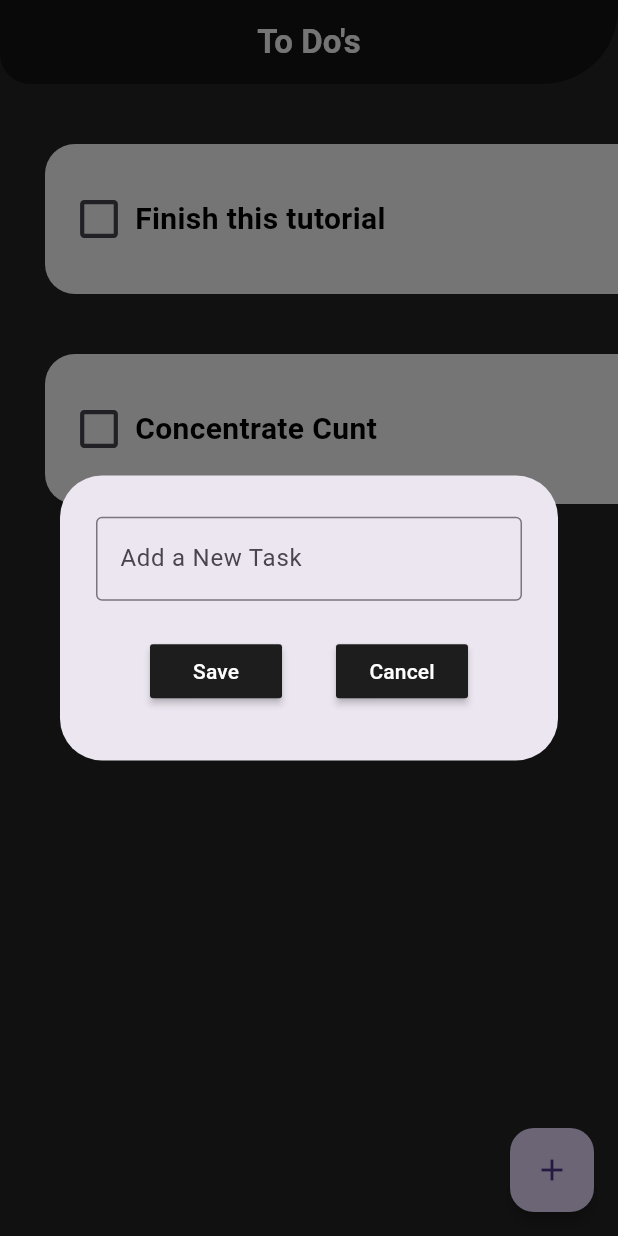
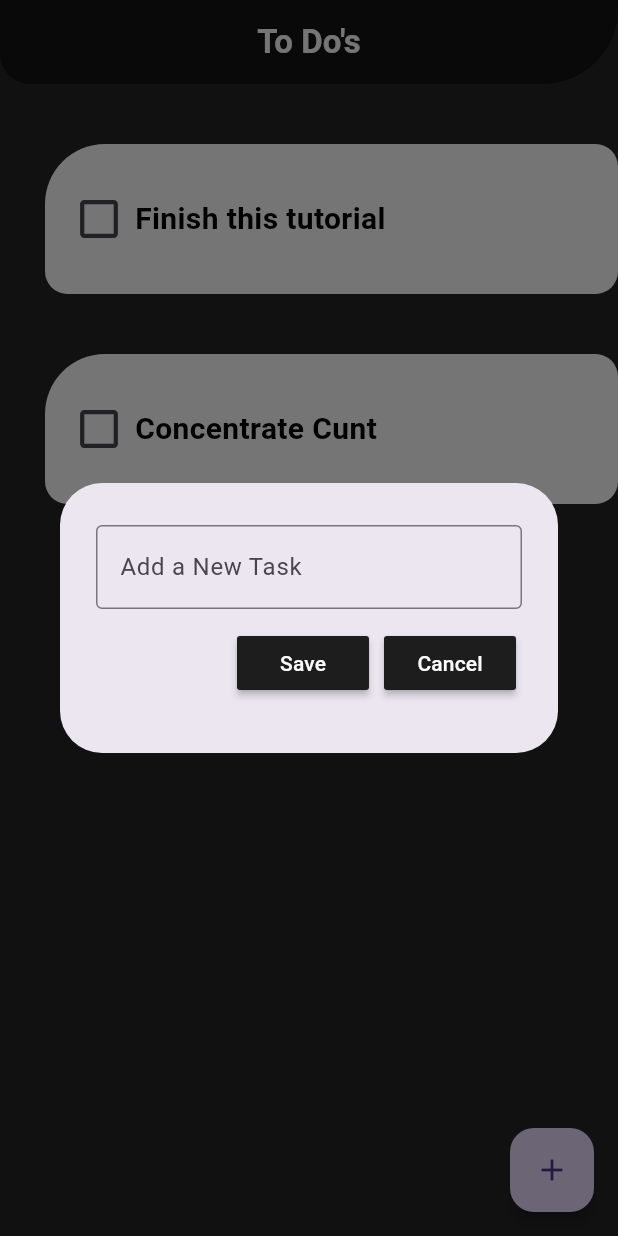
Before and after one commit to SajenTuladhar/To-do-list-flutter, a Flutter app: the screen it shows after launch, after a tap on the "add" icon, on a phone screen of 412 x 824 dp. Run offline on Flutter 3.47's test engine with Material 3 defaults, Android fonts, the phone set to English and light mode, and no system bars; drawn by our look-alikes of flutter_slidable; missing offline and left inert: dart:ffi.

Commit message:
save funciton, delete fucntion with slidable button

```diff
--- a/lib/pages/home_page.dart
+++ b/lib/pages/home_page.dart
@@ -12,17 +12,37 @@ class HomePage extends StatefulWidget {
 }
 
 class _HomePageState extends State<HomePage> {
+
+  //text controller
+final _controller=TextEditingController();
+
   //list of todo tasks
   List toDoList =[
     ["Finish this tutorial",false],
     ["Concentrate Cunt",false],
   ];
 
+  //save new task
+  void saveNewTask(){
+    setState(() {
+      //adds whatever the user input in textbox as it is stored in controller and false as in the task is not completed yet
+      //and adds it to the current list of task.
+      toDoList.add([_controller.text,false]);
+      //clears the text box for next use
+      _controller.clear();
+    });
+    // dismisses the dialogue box after pressing save
+    Navigator.of(context).pop() ;
+  }
+
   void addnewtask(){
     showDialog(
       context: context,
       builder: (BuildContext context){
-      return DialogBox();
+      return DialogBox(controller:_controller,
+      onSave: saveNewTask,
+      // just dismmissed the dialog box
+      onCancle: () => Navigator.of(context).pop(),);
     },);
   }
   //check box was tapped
@@ -30,8 +50,12 @@ class _HomePageState extends State<HomePage> {
     setState(() {
       toDoList[index][1] = !toDoList[index][1];
     });
+  }
 
-
+  void deleteTask(int index){
+    setState(() {
+      toDoList.removeAt(index);
+    });
 
   }
   @override
@@ -59,6 +83,7 @@ class _HomePageState extends State<HomePage> {
             return ToDoTile(taskName: toDoList[index][0],
              taskCompeleted:toDoList[index][1],
               onChanged: (value) => checkBoxChanged(value,index),
+              deleteFunction: (context) => deleteTask(index) ,
               );
           },
         )
--- a/lib/util/dialog_box.dart
+++ b/lib/util/dialog_box.dart
@@ -1,9 +1,14 @@
 import 'package:flutter/material.dart';
-import 'package:flutter/widgets.dart';
 import 'package:todo_list/util/my_button.dart';
 
 class DialogBox extends StatelessWidget {
-  const DialogBox({super.key});
+  final controller;
+
+  VoidCallback onSave;
+  VoidCallback onCancle;
+
+   DialogBox({super.key, required this.controller,
+  required this.onSave, required this.onCancle});
 
   @override
   Widget build(BuildContext context) {
@@ -11,24 +16,31 @@ class DialogBox extends StatelessWidget {
       // ignore: sized_box_for_whitespace
       content: Container(
 
-          height: 150,
+          height: 140,
           width: 400,
           child:  Column(
-            mainAxisAlignment: MainAxisAlignment.spaceAround,
+            mainAxisAlignment: MainAxisAlignment.spaceEvenly,
             children: [
-              const TextField(
-                decoration: InputDecoration(border:OutlineInputBorder(),hintText: "Add a New Task"),
+              TextField(
+                controller: controller,
+                decoration: const InputDecoration(border:OutlineInputBorder(),
+                hintText: "Add a New Task"),
               ),
               Row(
 
-                mainAxisAlignment: MainAxisAlignment.spaceEvenly,
+
+                mainAxisAlignment: MainAxisAlignment.end,
                 children: [
                   //save button
 
-                  MyButton(text: "Save", onPressed: (){}),
+                  MyButton(text: "Save", onPressed:onSave),
+
+                  const SizedBox(width: 10,),
                   //cancel button
-                  MyButton(text: "Cancel", onPressed: (){})
+                  MyButton(text: "Cancel", onPressed: onCancle),
+                  const SizedBox(width: 4,),
                 ],
+
               )
             ],
           )),
--- a/lib/util/my_button.dart
+++ b/lib/util/my_button.dart
@@ -10,7 +10,7 @@ class MyButton extends StatelessWidget {
     return MaterialButton(
       onPressed: onPressed,
       textColor: Colors.white,
-      color: Color.fromARGB(255, 29, 29, 29),
+      color: const Color.fromARGB(255, 29, 29, 29),
 
       child: Text(text),);
   }
--- a/lib/util/todo_tile.dart
+++ b/lib/util/todo_tile.dart
@@ -1,25 +1,42 @@
+
+import 'dart:ffi';
 
 import 'package:flutter/material.dart';
+import 'package:flutter_slidable/flutter_slidable.dart';
 
 
 class ToDoTile extends StatelessWidget {
   final String taskName;
   final bool taskCompeleted;
   Function(bool?)? onChanged;
+  Function(BuildContext)? deleteFunction;
 
-  ToDoTile({super.key,required this.taskName,required this.taskCompeleted, required this.onChanged});
+  ToDoTile({super.key,required this.taskName,required this.taskCompeleted, required this.onChanged,required this.deleteFunction});
 
   @override
   Widget build(BuildContext context) {
     return Padding(
       padding: const EdgeInsets.only(left: 30, top: 40),
+      child: Slidable(
+        endActionPane: ActionPane(
+          // ignore: prefer_const_constructors
+          motion: StretchMotion(),
+          children: [
+            SlidableAction(
+            onPressed: deleteFunction,
+            icon: (Icons.delete),
+            label: "Delete",
+            backgroundColor: Colors.red,
+            borderRadius: BorderRadius.circular(15) ,)
+          ],
+        ),
         child: Container(
           padding: const EdgeInsets.only(right: 26,bottom: 26,top: 26,left: 12),
           // ignore: prefer_const_constructors
           decoration: BoxDecoration(
               color:const Color.fromARGB(255, 255, 255, 255),
               borderRadius:
-              const BorderRadius.only(bottomLeft: Radius.circular(20),bottomRight: Radius.circular(0),topLeft: Radius.circular(20))),
+                const BorderRadius.only(bottomLeft: Radius.circular(15),bottomRight: Radius.circular(15),topLeft: Radius.circular(40),topRight: Radius.circular(15))),
           child: Row(
             children: [
               //chekcbox
@@ -46,6 +63,7 @@ class ToDoTile extends StatelessWidget {
           ),
 
         ),
+      ),
     );
   }
 }
--- a/pubspec.yaml
+++ b/pubspec.yaml
@@ -35,6 +35,7 @@ dependencies:
   # The following adds the Cupertino Icons font to your application.
   # Use with the CupertinoIcons class for iOS style icons.
   cupertino_icons: ^1.0.6
+  flutter_slidable: ^3.1.0
 
 dev_dependencies:
   flutter_test:
```
Also changed, not shown: pubspec.lock. Lines whose indentation alone changed are shown as unchanged.
